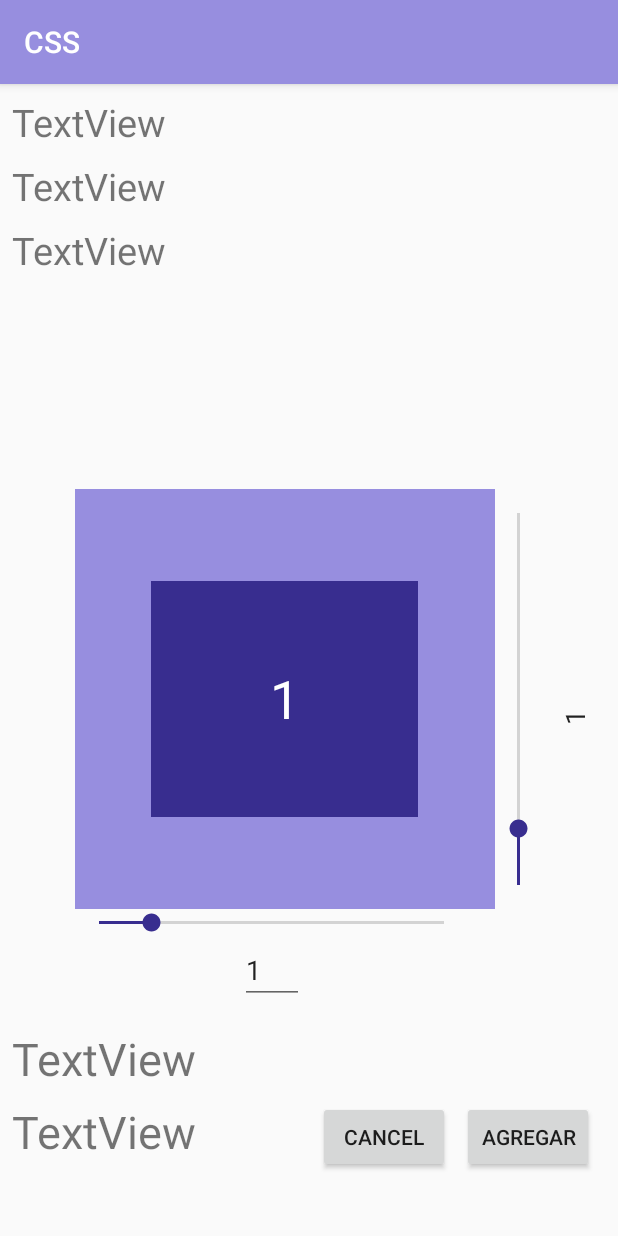
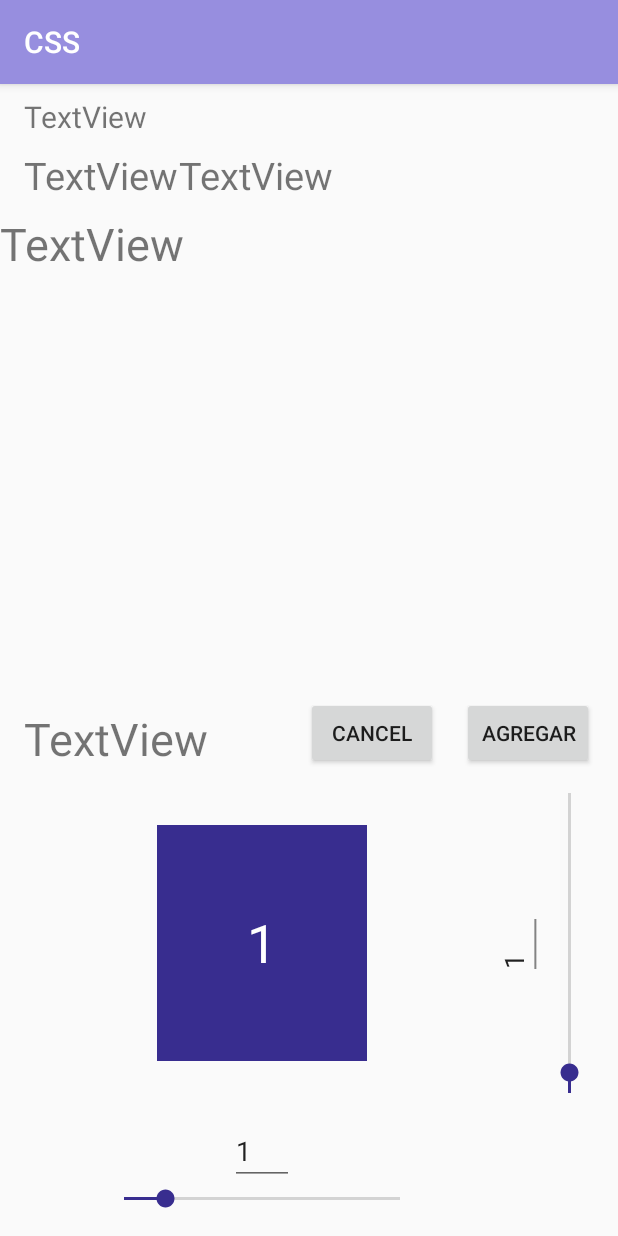
Before and after one commit to kevinwagner96/CSS_App, an Android app: the fragment SlideshowFragment shown on its own in the app's theme, on a phone screen of 412 x 824 dp. Run offline under Robolectric (Android 15) with nearby library versions, the light colour scheme and no system bars; network calls fail; 4 statements that could not run were skipped.

Commit message:
layout update

```diff
--- a/app/src/main/java/com/example/css/ui/slideshow/SlideshowFragment.kt
+++ b/app/src/main/java/com/example/css/ui/slideshow/SlideshowFragment.kt
@@ -1,10 +1,15 @@
 package com.example.css.ui.slideshow
 
+import android.app.ActionBar
+import android.content.Context
 import android.os.Bundle
+import android.text.Editable
+import android.text.TextWatcher
 import android.view.Gravity
 import android.view.LayoutInflater
 import android.view.View
 import android.view.ViewGroup
+import android.view.inputmethod.InputMethodManager
 import android.widget.*
 import androidx.fragment.app.Fragment
 import androidx.lifecycle.Observer
@@ -14,6 +19,7 @@ import com.example.css.model.MyProducto
 import org.w3c.dom.Text
 import java.math.BigDecimal
 import java.math.RoundingMode
+import kotlin.math.sqrt
 
 class SlideshowFragment : Fragment() {
 
@@ -67,6 +73,7 @@ class SlideshowFragment : Fragment() {
 
         altura.setOnSeekBarChangeListener(object : SeekBar.OnSeekBarChangeListener {
             override fun onProgressChanged(seekBar: SeekBar, i: Int, b: Boolean) {
+                metrosCuadrados.clearFocus()
                 ALTURA = (i.toDouble()/2).toDouble()
                 metrosAlto.setText(ALTURA.toString())
                 val decimal = BigDecimal(ALTURA*ANCHO).setScale(2, RoundingMode.HALF_EVEN)
@@ -79,6 +86,7 @@ class SlideshowFragment : Fragment() {
 
         ancho.setOnSeekBarChangeListener(object : SeekBar.OnSeekBarChangeListener {
             override fun onProgressChanged(seekBar: SeekBar, i: Int, b: Boolean) {
+                metrosCuadrados.clearFocus()
                 ANCHO = (i.toDouble()/2).toDouble()
                 metrosAncho.setText(ANCHO.toString())
                 val decimal = BigDecimal(ALTURA*ANCHO).setScale(2, RoundingMode.HALF_EVEN)
@@ -89,13 +97,87 @@ class SlideshowFragment : Fragment() {
             override fun onStopTrackingTouch(seekBar: SeekBar?) { }
         })
 
+        metrosCuadrados.addTextChangedListener(object : TextWatcher {
+            override fun afterTextChanged(p0: Editable?) {
+                if (metrosCuadrados.isFocused) {
+                    if (!p0.isNullOrBlank()) {
+                        var cantidad = ("0" + p0.toString()).toDouble()
+                        ANCHO = sqrt(cantidad)
+                        ALTURA = sqrt(cantidad)
+                        metrosAncho.setText(
+                            BigDecimal(ANCHO).setScale(2, RoundingMode.HALF_EVEN).toString()
+                        )
+                        metrosAlto.setText(
+                            BigDecimal(ALTURA).setScale(2, RoundingMode.HALF_EVEN).toString()
+                        )
+                        updateFrame(frame, frameInterior)
+                    }
+
+                }
+            }
+            override fun beforeTextChanged(s: CharSequence?, start: Int, count: Int, after: Int) {
+            }
+            override fun onTextChanged(s: CharSequence?, start: Int, before: Int, count: Int) {
+            }
+        }
+        )
+
+        metrosAlto.addTextChangedListener(object : TextWatcher {
+            override fun afterTextChanged(p0: Editable?) {
+
+                    if (!p0.isNullOrBlank()) {
+                        var alto = ("0" + p0.toString()).toDouble()
+                        ALTURA = alto
+                        val decimal = BigDecimal(ALTURA*ANCHO).setScale(2, RoundingMode.HALF_EVEN)
+                        metrosCuadrados.setText(decimal.toString())
+
+                        updateFrame(frame, frameInterior)
+                    }
+
+            }
+            override fun beforeTextChanged(s: CharSequence?, start: Int, count: Int, after: Int) {
+            }
+            override fun onTextChanged(s: CharSequence?, start: Int, before: Int, count: Int) {
+            }
+        }
+        )
+
+
+      // val input :InputMethodManager = activity.getSystemService(Context.INPUT_METHOD_SERVICE) as InputMethodManager
+
+
+        metrosAncho.addTextChangedListener(object : TextWatcher {
+            override fun afterTextChanged(p0: Editable?) {
+
+                    if (!p0.isNullOrBlank()) {
+                        var ancho = ("0" + p0.toString()).toDouble()
+                        ANCHO = ancho
+                        val decimal = BigDecimal(ALTURA*ANCHO).setScale(2, RoundingMode.HALF_EVEN)
+                        metrosCuadrados.setText(decimal.toString())
+                        updateFrame(frame, frameInterior)
+                    }
+
+
+            }
+
+            override fun beforeTextChanged(s: CharSequence?, start: Int, count: Int, after: Int) {
+            }
+            override fun onTextChanged(s: CharSequence?, start: Int, before: Int, count: Int) {
+            }
+        }
+        )
 
 
         return root
     }
 
     fun updateFrame(frame:FrameLayout,frameInterior:FrameLayout){
-        val params = FrameLayout.LayoutParams(((frame.width/10)*ANCHO).toInt(),((frame.height/10)*ALTURA).toInt(),Gravity.CENTER)
+        val params: FrameLayout.LayoutParams
+        if(ANCHO >= ALTURA)
+            params = FrameLayout.LayoutParams(frame.width,((frame.height)*(ALTURA/ANCHO)).toInt(),Gravity.CENTER)
+        else
+            params = FrameLayout.LayoutParams((frame.width*(ANCHO/ALTURA)).toInt(),frame.height,Gravity.CENTER)
+
         frameInterior.layoutParams=params
     }
 
--- a/app/src/main/res/layout/fragment_slideshow.xml
+++ b/app/src/main/res/layout/fragment_slideshow.xml
@@ -7,33 +7,28 @@
 
     <TextView
         android:id="@+id/txtPrecioXCaja"
-        android:layout_width="match_parent"
+        android:layout_width="0dp"
         android:layout_height="wrap_content"
-        android:layout_marginStart="8dp"
-        android:layout_marginLeft="8dp"
         android:layout_marginTop="8dp"
-        android:layout_marginEnd="8dp"
-        android:layout_marginRight="8dp"
         android:text="TextView"
         android:textSize="25sp"
-        app:layout_constraintEnd_toEndOf="parent"
-        app:layout_constraintHorizontal_bias="0.0"
-        app:layout_constraintStart_toStartOf="parent"
-        app:layout_constraintTop_toBottomOf="@+id/txtM2" />
+        app:layout_constraintEnd_toEndOf="@+id/txtDesc"
+        app:layout_constraintStart_toEndOf="@+id/txtM2"
+        app:layout_constraintTop_toBottomOf="@+id/txtDesc" />
 
     <FrameLayout
         android:id="@+id/frame"
-        android:layout_width="0dp"
-        android:layout_height="0dp"
-        android:background="@color/colorPrimary"
-        app:layout_constraintBottom_toTopOf="@+id/seekBar_ancho"
-        app:layout_constraintEnd_toStartOf="@+id/frameLayout"
-        app:layout_constraintStart_toStartOf="@+id/seekBar_ancho"
-        app:layout_constraintTop_toTopOf="@+id/frameLayout">
+        android:layout_width="216dp"
+        android:layout_height="200dp"
+        android:layout_marginBottom="16dp"
+        app:layout_constraintBottom_toTopOf="@+id/editText2"
+        app:layout_constraintEnd_toEndOf="parent"
+        app:layout_constraintHorizontal_bias="0.34"
+        app:layout_constraintStart_toStartOf="parent">
 
         <FrameLayout
             android:id="@+id/frameInterior"
-            android:layout_width="178dp"
+            android:layout_width="140dp"
             android:layout_height="157dp"
             android:layout_gravity="center"
             android:background="@color/colorPrimaryDark">
@@ -42,6 +37,15 @@
         </FrameLayout>
     </FrameLayout>
 
+    <SeekBar
+        android:id="@+id/seekBar_ancho"
+        android:layout_width="216dp"
+        android:layout_height="wrap_content"
+        android:layout_marginBottom="16dp"
+        app:layout_constraintBottom_toBottomOf="parent"
+        app:layout_constraintEnd_toEndOf="@+id/frame"
+        app:layout_constraintStart_toStartOf="@+id/frame" />
+
     <EditText
         android:id="@+id/editText"
         android:layout_width="wrap_content"
@@ -49,10 +53,10 @@
         android:inputType="numberDecimal"
         android:textColor="#FFFFFF"
         android:textSize="35sp"
-        app:layout_constraintBottom_toTopOf="@+id/seekBar_ancho"
-        app:layout_constraintEnd_toStartOf="@+id/frameLayout"
-        app:layout_constraintStart_toStartOf="@+id/seekBar_ancho"
-        app:layout_constraintTop_toTopOf="@+id/frameLayout" />
+        app:layout_constraintBottom_toBottomOf="@+id/frame"
+        app:layout_constraintEnd_toEndOf="@+id/frame"
+        app:layout_constraintStart_toStartOf="@+id/frame"
+        app:layout_constraintTop_toTopOf="@+id/frame" />
 
     <EditText
         android:id="@+id/editText2"
@@ -60,32 +64,20 @@
         android:layout_height="wrap_content"
         android:ems="2"
         android:inputType="numberDecimal"
+        app:layout_constraintBottom_toTopOf="@+id/seekBar_ancho"
         app:layout_constraintEnd_toEndOf="@+id/seekBar_ancho"
-        app:layout_constraintStart_toStartOf="@+id/seekBar_ancho"
-        app:layout_constraintTop_toBottomOf="@+id/seekBar_ancho" />
-
-    <SeekBar
-        android:id="@+id/seekBar_ancho"
-        android:layout_width="0dp"
-        android:layout_height="wrap_content"
-        android:layout_marginStart="50dp"
-        android:layout_marginLeft="50dp"
-        android:layout_marginEnd="100dp"
-        android:layout_marginRight="100dp"
-        android:layout_marginBottom="200dp"
-        app:layout_constraintBottom_toBottomOf="parent"
-        app:layout_constraintEnd_toEndOf="parent"
-        app:layout_constraintStart_toStartOf="parent" />
+        app:layout_constraintStart_toStartOf="@+id/seekBar_ancho" />
 
     <FrameLayout
         android:id="@+id/frameLayout"
         android:layout_width="32dp"
-        android:layout_height="280dp"
-        android:layout_marginEnd="50dp"
-        android:layout_marginRight="50dp"
+        android:layout_height="200dp"
+        android:layout_marginEnd="16dp"
+        android:layout_marginRight="16dp"
         android:orientation="vertical"
-        app:layout_constraintBottom_toTopOf="@+id/seekBar_ancho"
-        app:layout_constraintEnd_toEndOf="parent">
+        app:layout_constraintBottom_toBottomOf="@+id/frame"
+        app:layout_constraintEnd_toEndOf="parent"
+        app:layout_constraintTop_toTopOf="@+id/frame">
 
         <SeekBar
             android:id="@+id/seekBar_alto"
@@ -99,95 +91,83 @@
     <EditText
         android:id="@+id/editText3"
         android:layout_width="41dp"
-        android:layout_height="127dp"
-        android:layout_marginEnd="8dp"
-        android:layout_marginRight="8dp"
+        android:layout_height="43dp"
         android:ems="2"
         android:inputType="numberDecimal"
         android:rotation="270"
         app:layout_constraintBottom_toBottomOf="@+id/frameLayout"
-        app:layout_constraintEnd_toEndOf="parent"
+        app:layout_constraintEnd_toStartOf="@+id/frameLayout"
         app:layout_constraintTop_toTopOf="@+id/frameLayout" />
 
     <TextView
         android:id="@+id/txtDesc"
         android:layout_width="match_parent"
         android:layout_height="wrap_content"
-        android:layout_marginStart="8dp"
-        android:layout_marginLeft="8dp"
+        android:layout_marginStart="16dp"
+        android:layout_marginLeft="16dp"
         android:layout_marginTop="8dp"
-        android:layout_marginEnd="8dp"
-        android:layout_marginRight="8dp"
+        android:layout_marginEnd="16dp"
+        android:layout_marginRight="16dp"
         android:text="TextView"
-        android:textSize="25sp"
+        android:textSize="20dp"
         app:layout_constraintEnd_toEndOf="parent"
         app:layout_constraintStart_toStartOf="parent"
         app:layout_constraintTop_toTopOf="parent" />
 
     <TextView
         android:id="@+id/txtM2"
-        android:layout_width="match_parent"
+        android:layout_width="wrap_content"
         android:layout_height="wrap_content"
-        android:layout_marginStart="8dp"
-        android:layout_marginLeft="8dp"
         android:layout_marginTop="8dp"
-        android:layout_marginEnd="8dp"
-        android:layout_marginRight="8dp"
         android:text="TextView"
         android:textSize="25sp"
-        app:layout_constraintEnd_toEndOf="parent"
-        app:layout_constraintHorizontal_bias="0.0"
-        app:layout_constraintStart_toStartOf="parent"
+        app:layout_constraintStart_toStartOf="@+id/txtDesc"
         app:layout_constraintTop_toBottomOf="@+id/txtDesc" />
 
     <TextView
-        android:id="@+id/total"
-        android:layout_width="wrap_content"
+        android:id="@+id/resumen"
+        android:layout_width="379dp"
         android:layout_height="wrap_content"
-        android:layout_marginStart="8dp"
-        android:layout_marginLeft="8dp"
         android:layout_marginTop="8dp"
         android:text="TextView"
         android:textSize="30sp"
-        app:layout_constraintStart_toStartOf="parent"
-        app:layout_constraintTop_toBottomOf="@+id/resumen" />
-
-    <TextView
-        android:id="@+id/resumen"
-        android:layout_width="match_parent"
-        android:layout_height="wrap_content"
-        android:layout_marginStart="8dp"
-        android:layout_marginLeft="8dp"
-        android:layout_marginTop="16dp"
-        android:layout_marginEnd="8dp"
-        android:layout_marginRight="8dp"
-        android:text="TextView"
-        android:textSize="30sp"
-        app:layout_constraintEnd_toEndOf="parent"
-        app:layout_constraintStart_toStartOf="parent"
-        app:layout_constraintTop_toBottomOf="@+id/editText2" />
+        app:layout_constraintTop_toBottomOf="@+id/txtPrecioXCaja"
+        tools:layout_editor_absoluteX="16dp" />
 
     <Button
         android:id="@+id/btn_add"
         android:layout_width="wrap_content"
         android:layout_height="wrap_content"
-        android:layout_marginTop="8dp"
         android:layout_marginEnd="16dp"
         android:layout_marginRight="16dp"
         android:text="Agregar"
-        app:layout_constraintEnd_toEndOf="parent"
-        app:layout_constraintTop_toBottomOf="@+id/resumen" />
+        app:layout_constraintBottom_toBottomOf="@+id/total"
+        app:layout_constraintEnd_toEndOf="parent" />
+
+    <TextView
+        android:id="@+id/total"
+        android:layout_width="0dp"
+        android:layout_height="wrap_content"
+        android:layout_marginStart="16dp"
+        android:layout_marginLeft="16dp"
+        android:layout_marginEnd="16dp"
+        android:layout_marginRight="16dp"
+        android:layout_marginBottom="16dp"
+        android:text="TextView"
+        android:textSize="30sp"
+        app:layout_constraintBottom_toTopOf="@+id/frame"
+        app:layout_constraintEnd_toStartOf="@+id/btn_cancel"
+        app:layout_constraintStart_toStartOf="parent" />
 
     <Button
         android:id="@+id/btn_cancel"
         android:layout_width="wrap_content"
         android:layout_height="wrap_content"
-        android:layout_marginTop="8dp"
-        android:layout_marginEnd="8dp"
-        android:layout_marginRight="8dp"
+        android:layout_marginEnd="16dp"
+        android:layout_marginRight="16dp"
         android:text="@android:string/cancel"
-        app:layout_constraintEnd_toStartOf="@+id/btn_add"
-        app:layout_constraintTop_toBottomOf="@+id/resumen" />
+        app:layout_constraintBottom_toBottomOf="@+id/total"
+        app:layout_constraintEnd_toStartOf="@+id/btn_add" />
 
 
 </androidx.constraintlayout.widget.ConstraintLayout>
```
